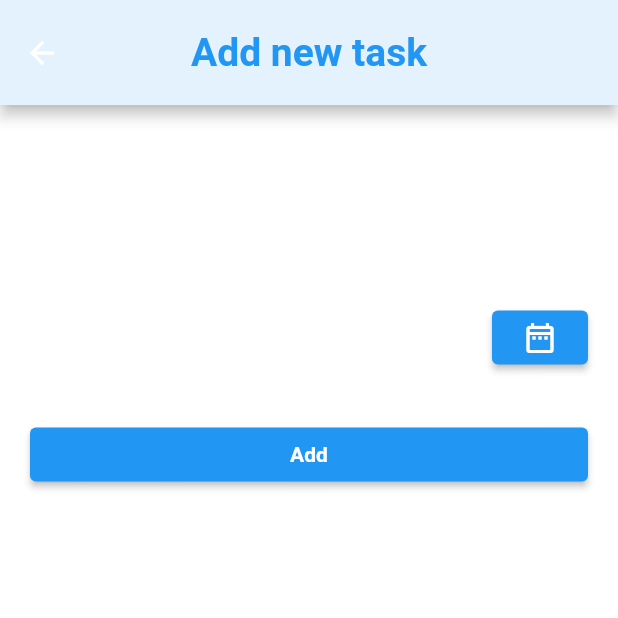
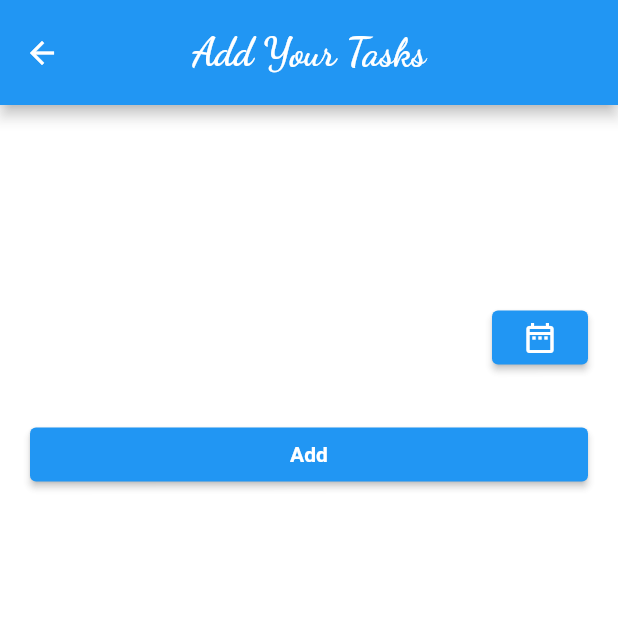
Before and after one commit to thashibtk/todo_app_atfg, a Flutter app: the AddTodo screen opened directly, on a phone screen of 412 x 824 dp, the top half of it. Run offline on Flutter 3.47's test engine with Material 2 defaults, Android fonts, the phone set to English and light mode, and no system bars; our stand-ins replace google_fonts, hive, hive_flutter; accounts and stored records are empty; generated files the repository leaves out were written again.

Commit message:
add font

```diff
--- a/lib/views/add_todo.dart
+++ b/lib/views/add_todo.dart
@@ -3,6 +3,7 @@ import 'dart:ui';
 import 'package:flutter/material.dart';
 import 'package:hive/hive.dart';
 import 'package:todo/adapters/todo_adapter.dart';
+import 'package:google_fonts/google_fonts.dart';
 
 class AddTodo extends StatefulWidget {
   final formkey = GlobalKey<FormState>();
@@ -35,12 +36,12 @@ class _AddTodoState extends State<AddTodo> {
       backgroundColor: Colors.white70,
       appBar: AppBar(
         toolbarHeight: 70,
-        backgroundColor: Colors.blue.shade50,
+        backgroundColor: Colors.blue,
         centerTitle: true,
         title: Text(
-          "Add new task",
-          style: TextStyle(
-            color: Colors.blue,
+          "Add Your Tasks",
+          style: GoogleFonts.dancingScript(
+            color: Colors.white,
             fontWeight: FontWeight.bold,
             fontSize: 26,
           ),
--- a/pubspec.yaml
+++ b/pubspec.yaml
@@ -15,6 +15,7 @@ dependencies:
    hive: ^2.0.1
    hive_flutter: ^1.0.0
    intl: ^0.17.0
+   google_fonts: ^2.1.0
 
 dev_dependencies:
    build_runner: ^1.12.2
```
Also changed, not shown: lib/views/todo_view.dart (+10 -7 lines), pubspec.lock.
